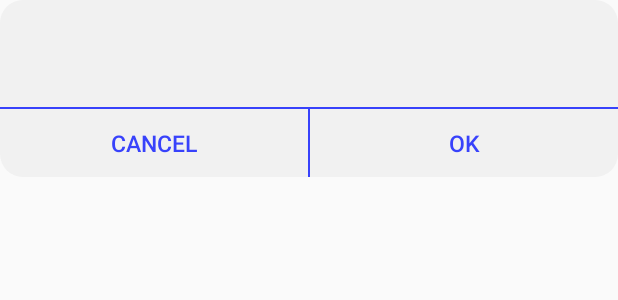
After one commit to ZafarQuaere/WaterFly, an Android app: the layout dialog_double_button.xml on its own in the app's theme, with its tools: preview values and no code run, on a phone screen of 412 x 824 dp. The commit adds this screen. Shown: the top 300 px of the screen. Run offline under Robolectric (Android 15) with nearby library versions, the phone set to English and light mode, and no system bars.

Commit message:
1. Custom dialog added. 2. Bug resolved.

```diff
--- a/app/build.gradle
+++ b/app/build.gradle
@@ -9,8 +9,8 @@ android {
         applicationId "com.waterfly.users"
         minSdk 21
         targetSdk 31
-        versionCode 13
-        versionName "1.3"
+        versionCode 14
+        versionName "1.4"
 
         testInstrumentationRunner "androidx.test.runner.AndroidJUnitRunner"
     }
--- /dev/null
+++ b/app/src/main/java/com/waterfly/user/ui/interfaces/DialogSingleButtonListener.java
@@ -0,0 +1,5 @@
+package com.waterfly.user.ui.interfaces;
+
+public interface DialogSingleButtonListener {
+    public void okClick();
+}
--- a/app/src/main/java/com/waterfly/user/ui/main/BannerActivity.java
+++ b/app/src/main/java/com/waterfly/user/ui/main/BannerActivity.java
@@ -320,6 +320,8 @@ public class BannerActivity extends BaseActivity<ActivityBannerBinding, BannerVi
         BitmapDescriptor icon = BitmapDescriptorFactory.fromResource(R.drawable.ic_car);
         if(nearByVendorsResponse.getData() != null && nearByVendorsResponse.getData().size() > 0) {
             for(int i =0 ; i < nearByVendorsResponse.getData().size() ; i++) {
+                if (vendorMarker != null)
+                    vendorMarker.remove();
                 MarkerOptions markerOptions = new MarkerOptions().position(new LatLng(Double.parseDouble(nearByVendorsResponse.getData().get(i).getLatitude()),
                         Double.parseDouble(nearByVendorsResponse.getData().get(i).getLongitude()))).title(nearByVendorsResponse.getData().get(i).getVendorName())
                         .icon(icon);
--- /dev/null
+++ b/app/src/main/res/drawable/dialog_round_corner_bg.xml
@@ -0,0 +1,7 @@
+<?xml version="1.0" encoding="utf-8"?>
+<shape xmlns:android="http://schemas.android.com/apk/res/android"
+    android:shape="rectangle"
+    android:padding="@dimen/dialog_padding">
+    <solid android:color="@color/dialog_bg_color" />
+    <corners android:radius="@dimen/dialog_corner_radius" />
+</shape>
--- /dev/null
+++ b/app/src/main/res/layout/dialog_double_button.xml
@@ -0,0 +1,59 @@
+<?xml version="1.0" encoding="utf-8"?>
+<RelativeLayout xmlns:android="http://schemas.android.com/apk/res/android"
+    android:layout_width="match_parent"
+    android:layout_height="wrap_content"
+    android:background="@drawable/dialog_round_corner_bg">
+
+    <TextView
+        android:id="@+id/text_message"
+        android:layout_width="match_parent"
+        android:layout_height="wrap_content"
+        android:layout_centerHorizontal="true"
+        android:layout_margin="@dimen/dialog_text_margin"
+        android:gravity="center"
+        android:textColor="@color/dialog_text_color"
+        android:textSize="@dimen/dialog_text_size" />
+
+    <View
+        android:id="@+id/separator"
+        android:layout_width="match_parent"
+        android:layout_height="@dimen/dialog_separator_height"
+        android:layout_below="@+id/text_message"
+        android:layout_marginTop="@dimen/dialog_separator_margin_top"
+        android:background="@color/dialog_separator_color" />
+
+    <LinearLayout
+        android:layout_width="match_parent"
+        android:layout_height="@dimen/dialog_btn_ok_height"
+        android:layout_below="@+id/separator"
+        android:background="@android:color/transparent"
+        android:orientation="horizontal">
+
+        <Button
+            android:id="@+id/btnCancel"
+            android:layout_width="wrap_content"
+            android:layout_height="@dimen/dialog_btn_ok_height"
+            android:layout_weight="1"
+            android:background="@android:color/transparent"
+            android:text="cancel"
+            android:textColor="@color/dialog_btn_text_color"
+            android:textSize="@dimen/dialog_btn_text_size" />
+
+        <View
+            android:layout_width="@dimen/dialog_separator_height"
+            android:layout_height="match_parent"
+            android:background="@color/dialog_separator_color" />
+
+        <Button
+            android:id="@+id/btn_ok"
+            android:layout_width="wrap_content"
+            android:layout_height="@dimen/dialog_btn_ok_height"
+            android:layout_weight="1"
+            android:background="@android:color/transparent"
+            android:text="Ok"
+            android:textColor="@color/dialog_btn_text_color"
+            android:textSize="@dimen/dialog_btn_text_size" />
+
+    </LinearLayout>
+
+</RelativeLayout>
--- a/app/src/main/res/values/colors.xml
+++ b/app/src/main/res/values/colors.xml
@@ -11,4 +11,10 @@
     <color name="redColor">#FF0000</color>
     <color name="grey1">#85868f</color>
 
+    <!-- Dialog single button colors -->
+    <color name="dialog_text_color">#000000</color>
+    <color name="dialog_bg_color">#f1f1f1</color>
+    <color name="dialog_separator_color">@color/colorPrimary</color>
+    <color name="dialog_btn_text_color">@color/colorPrimary</color>
+
 </resources>
--- a/app/src/main/res/values/dimens.xml
+++ b/app/src/main/res/values/dimens.xml
@@ -7,4 +7,15 @@
     <dimen name="cardCornerRadius">20dp</dimen>
     <dimen name="viewsMargin">20dp</dimen>
 
+    <!-- Dialog single button dimens-->
+    <dimen name="dialog_padding">10dp</dimen>
+    <dimen name="dialog_corner_radius">15dp</dimen>
+    <dimen name="dialog_text_height">50dp</dimen>
+    <dimen name="dialog_text_margin">20dp</dimen>
+    <dimen name="dialog_text_size">15sp</dimen>
+    <dimen name="dialog_separator_height">1dp</dimen>
+    <dimen name="dialog_separator_margin_top">10dp</dimen>
+    <dimen name="dialog_btn_ok_height">45dp</dimen>
+    <dimen name="dialog_btn_text_size">15sp</dimen>
+    <dimen name="dialog_btn_text_small">11sp</dimen>
 </resources>
```
Also changed, not shown: app/src/main/java/com/waterfly/user/ui/interfaces/DialogOkCancelListener.java (added, +7 -0 lines), app/src/main/java/com/waterfly/user/ui/maincallingdashboard/CallingDashboard.java (+8 -25 lines), app/src/main/java/com/waterfly/user/utils/DialogUtil.java (added, +133 -0 lines), app/src/main/res/layout/dialog_single_button.xml (added, +42 -0 lines).
